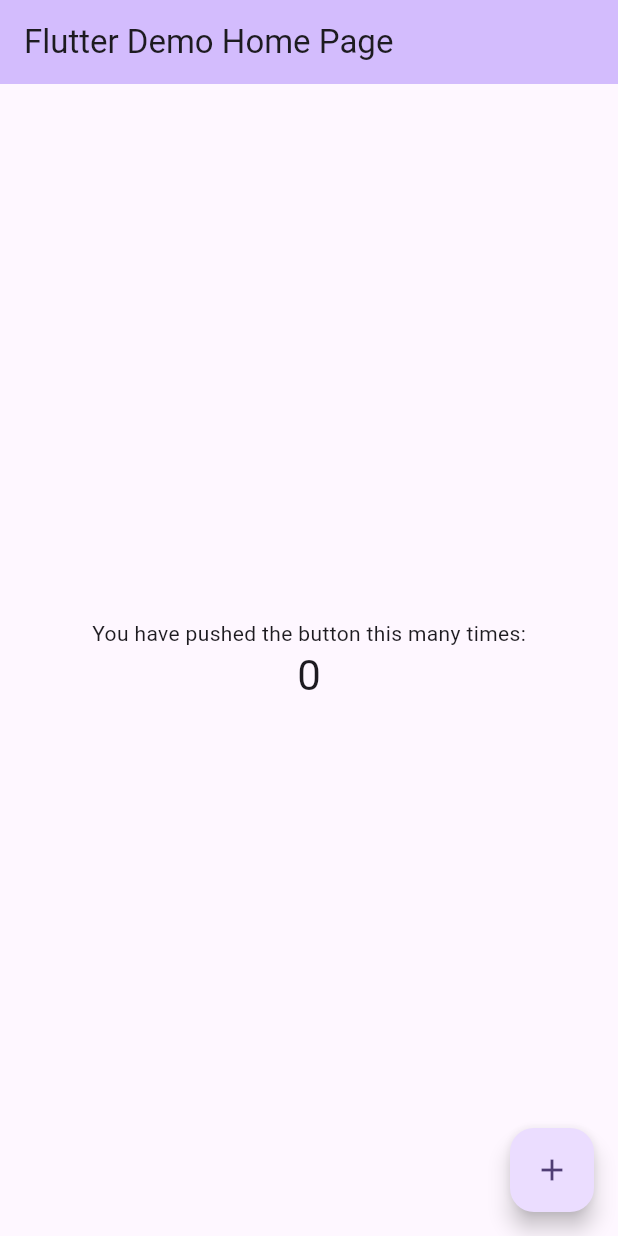
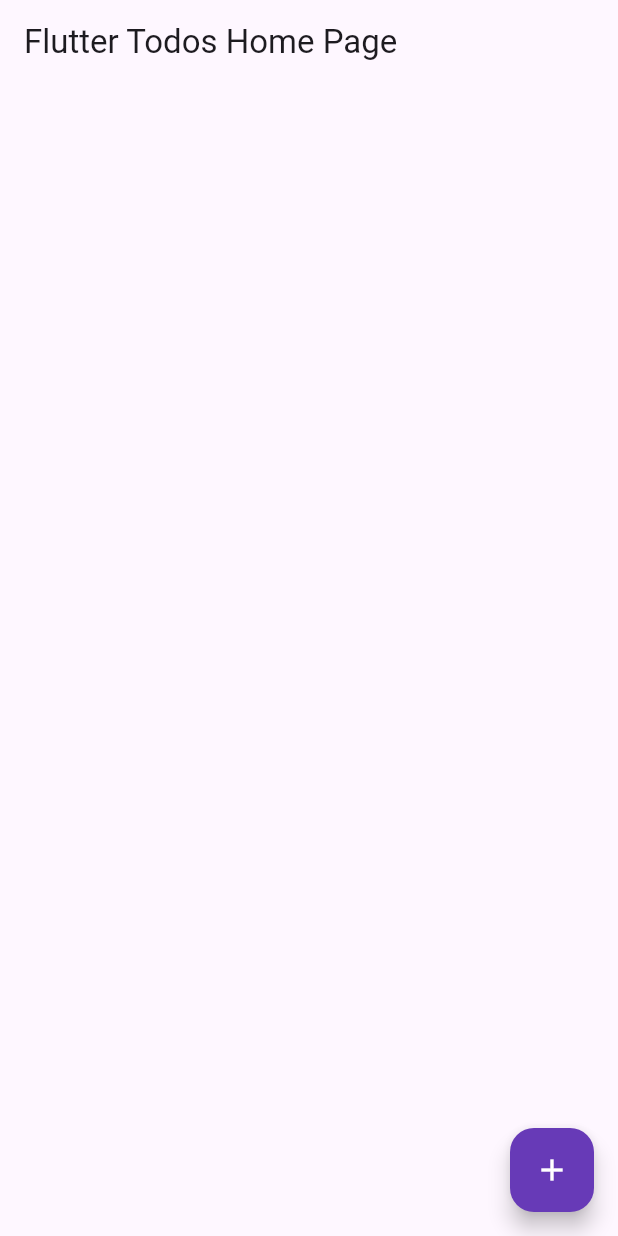
Before and after one commit to Mury05/flutter_todo_app, a Flutter app: the screen it shows after launch, on a phone screen of 412 x 824 dp. Run offline on Flutter 3.47's test engine with Material 3 defaults, Android fonts, the phone set to English and light mode, and no system bars.

Commit message:
Update app title and modify home page for Todo application

```diff
--- a/lib/main.dart
+++ b/lib/main.dart
@@ -11,42 +11,18 @@ class MyApp extends StatelessWidget {
   @override
   Widget build(BuildContext context) {
     return MaterialApp(
-      title: 'Flutter Demo',
+      title: 'Flutter Todos',
       theme: ThemeData(
-        // This is the theme of your application.
-        //
-        // TRY THIS: Try running your application with "flutter run". You'll see
-        // the application has a purple toolbar. Then, without quitting the app,
-        // try changing the seedColor in the colorScheme below to Colors.green
-        // and then invoke "hot reload" (save your changes or press the "hot
-        // reload" button in a Flutter-supported IDE, or press "r" if you used
-        // the command line to start the app).
-        //
-        // Notice that the counter didn't reset back to zero; the application
-        // state is not lost during the reload. To reset the state, use hot
-        // restart instead.
-        //
-        // This works for code too, not just values: Most code changes can be
-        // tested with just a hot reload.
         colorScheme: ColorScheme.fromSeed(seedColor: Colors.deepPurple),
         useMaterial3: true,
       ),
-      home: const MyHomePage(title: 'Flutter Demo Home Page'),
+      home: const MyHomePage(title: 'Flutter Todos Home Page'),
     );
   }
 }
 
 class MyHomePage extends StatefulWidget {
   const MyHomePage({super.key, required this.title});
-
-  // This widget is the home page of your application. It is stateful, meaning
-  // that it has a State object (defined below) that contains fields that affect
-  // how it looks.
-
-  // This class is the configuration for the state. It holds the values (in this
-  // case the title) provided by the parent (in this case the App widget) and
-  // used by the build method of the State. Fields in a Widget subclass are
-  // always marked "final".
 
   final String title;
 
@@ -55,70 +31,33 @@ class MyHomePage extends StatefulWidget {
 }
 
 class _MyHomePageState extends State<MyHomePage> {
-  int _counter = 0;
 
   void _incrementCounter() {
     setState(() {
-      // This call to setState tells the Flutter framework that something has
-      // changed in this State, which causes it to rerun the build method below
-      // so that the display can reflect the updated values. If we changed
-      // _counter without calling setState(), then the build method would not be
-      // called again, and so nothing would appear to happen.
-      _counter++;
+
     });
   }
 
   @override
   Widget build(BuildContext context) {
-    // This method is rerun every time setState is called, for instance as done
-    // by the _incrementCounter method above.
-    //
-    // The Flutter framework has been optimized to make rerunning build methods
-    // fast, so that you can just rebuild anything that needs updating rather
-    // than having to individually change instances of widgets.
     return Scaffold(
       appBar: AppBar(
-        // TRY THIS: Try changing the color here to a specific color (to
-        // Colors.amber, perhaps?) and trigger a hot reload to see the AppBar
-        // change color while the other colors stay the same.
-        backgroundColor: Theme.of(context).colorScheme.inversePrimary,
-        // Here we take the value from the MyHomePage object that was created by
-        // the App.build method, and use it to set our appbar title.
+
         title: Text(widget.title),
       ),
       body: Center(
-        // Center is a layout widget. It takes a single child and positions it
-        // in the middle of the parent.
+
         child: Column(
-          // Column is also a layout widget. It takes a list of children and
-          // arranges them vertically. By default, it sizes itself to fit its
-          // children horizontally, and tries to be as tall as its parent.
-          //
-          // Column has various properties to control how it sizes itself and
-          // how it positions its children. Here we use mainAxisAlignment to
-          // center the children vertically; the main axis here is the vertical
-          // axis because Columns are vertical (the cross axis would be
-          // horizontal).
-          //
-          // TRY THIS: Invoke "debug painting" (choose the "Toggle Debug Paint"
-          // action in the IDE, or press "p" in the console), to see the
-          // wireframe for each widget.
           mainAxisAlignment: MainAxisAlignment.center,
           children: <Widget>[
-            const Text(
-              'You have pushed the button this many times:',
-            ),
-            Text(
-              '$_counter',
-              style: Theme.of(context).textTheme.headlineMedium,
-            ),
           ],
         ),
       ),
       floatingActionButton: FloatingActionButton(
+        backgroundColor: Colors.deepPurple,
         onPressed: _incrementCounter,
-        tooltip: 'Increment',
-        child: const Icon(Icons.add),
+        tooltip: 'Add Todo',
+        child: const Icon(Icons.add, color: Colors.white,),
       ), // This trailing comma makes auto-formatting nicer for build methods.
     );
   }
```
